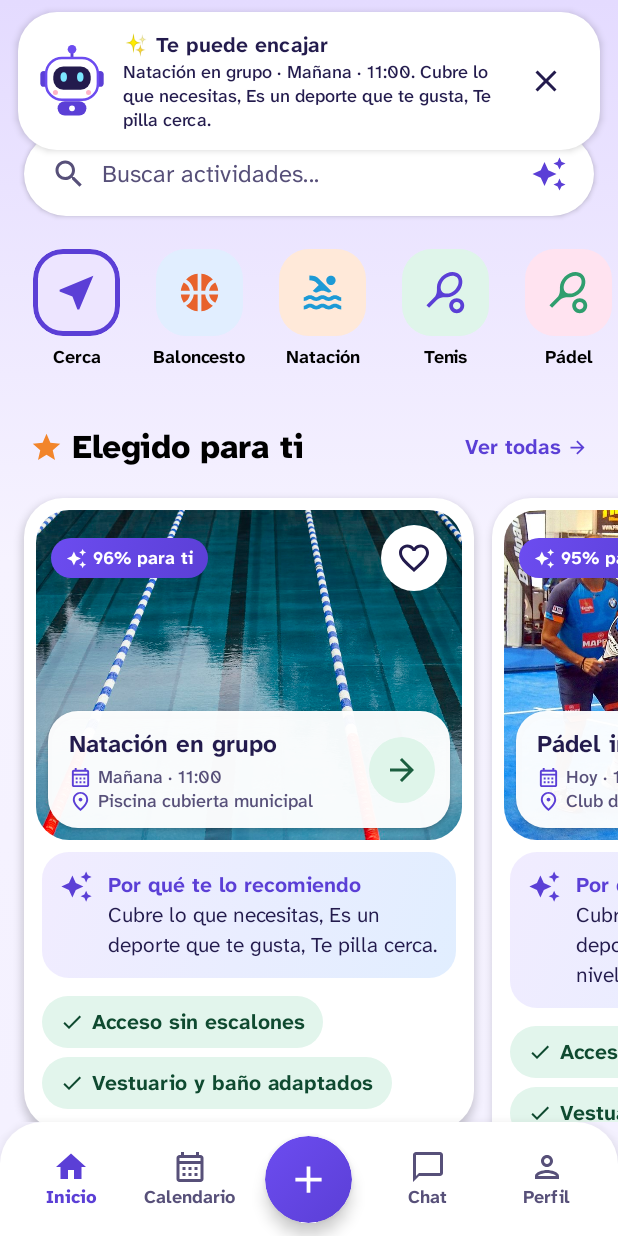
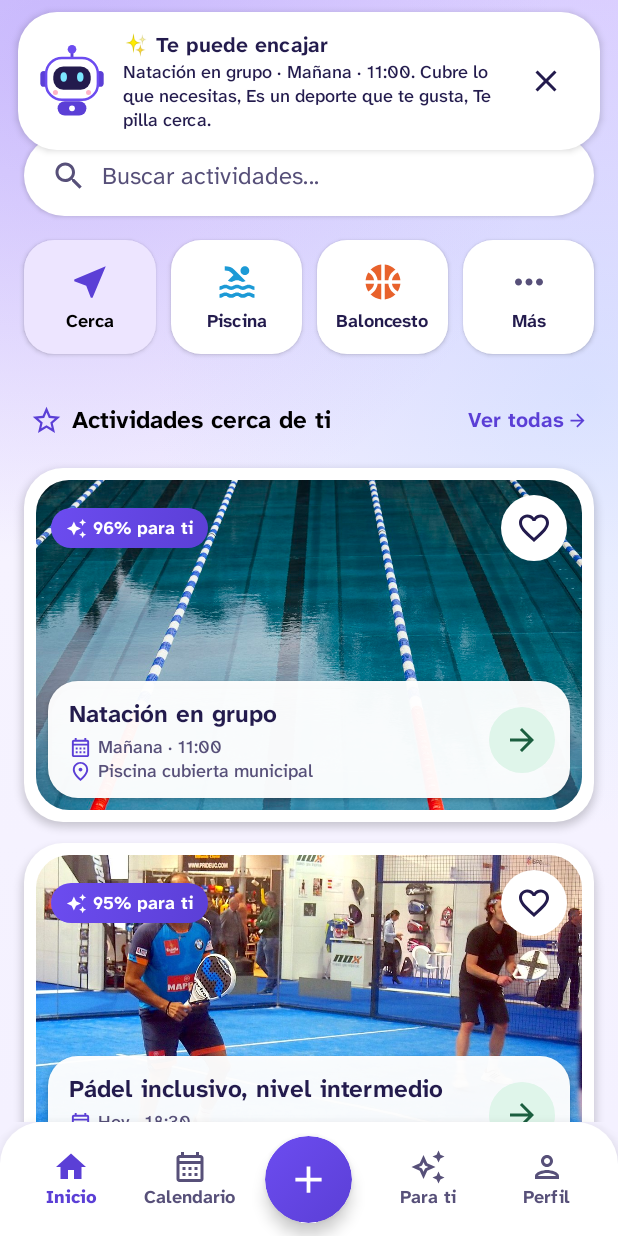
Before and after one commit to javierromeo1612/fit-in-ia, an Android app built with Jetpack Compose: the screen it shows after launch (MainActivity), after a tap on "Volver", on a phone screen of 412 x 824 dp. Run offline under Robolectric (Android 15) with nearby library versions, the phone set to English and light mode, and no system bars; 1 statement that could not run was skipped; 1 other tap on this screen came first.

Commit message:
Sin chat, pestaña Para ti y pantallas como el diseño

```diff
--- a/app/src/main/java/com/marbellup/fitin/MainActivity.kt
+++ b/app/src/main/java/com/marbellup/fitin/MainActivity.kt
@@ -36,10 +36,10 @@ import com.marbellup.fitin.ui.screens.ActivityScreen
 import com.marbellup.fitin.ui.screens.AiSearchScreen
 import com.marbellup.fitin.ui.screens.CalendarScreen
 import com.marbellup.fitin.ui.screens.CelebrationScreen
-import com.marbellup.fitin.ui.screens.ChatScreen
 import com.marbellup.fitin.ui.screens.CompanyScreen
 import com.marbellup.fitin.ui.screens.CouncilScreen
 import com.marbellup.fitin.ui.screens.CreateScreen
+import com.marbellup.fitin.ui.screens.ForYouScreen
 import com.marbellup.fitin.ui.screens.HomeScreen
 import com.marbellup.fitin.ui.screens.ModelScreen
 import com.marbellup.fitin.ui.screens.NotificationsScreen
@@ -124,7 +124,7 @@ private fun App(state: AppState) {
             step is Step.Model -> ModelScreen(state)
             state.tab == Tab.Inicio -> HomeScreen(state, tabs)
             state.tab == Tab.Calendario -> CalendarScreen(state, tabs)
-            state.tab == Tab.Chat -> ChatScreen(state, tabs)
+            state.tab == Tab.ParaTi -> ForYouScreen(state, tabs)
             else -> ProfileScreen(state, tabs)
         }
 
--- a/app/src/main/java/com/marbellup/fitin/data/Ai.kt
+++ b/app/src/main/java/com/marbellup/fitin/data/Ai.kt
@@ -1,7 +1,7 @@
 package com.marbellup.fitin.data
 
 /*
- * Tipos auxiliares de la IA del móvil: avisos y mensajes del asistente.
+ * Tipos auxiliares de la IA del móvil: avisos.
  * La IA no interpreta texto libre: todo se elige con opciones, para que el modelo reciba datos limpios.
  */
 
@@ -18,9 +18,3 @@ data class AppNotification(
     /** Probabilidad de encaje que calculó el modelo. */
     val compat: Double?,
 )
-
-data class ChatMessage(
-    val fromUser: Boolean,
-    val text: String,
-    val recommendations: List<Scored> = emptyList(),
-)
--- a/app/src/main/java/com/marbellup/fitin/ui/Kit.kt
+++ b/app/src/main/java/com/marbellup/fitin/ui/Kit.kt
@@ -19,6 +19,7 @@ import androidx.compose.runtime.*
 import androidx.compose.ui.Alignment
 import androidx.compose.ui.Modifier
 import androidx.compose.ui.draw.clip
+import androidx.compose.ui.draw.drawBehind
 import androidx.compose.ui.geometry.CornerRadius
 import androidx.compose.ui.geometry.Offset
 import androidx.compose.ui.geometry.Size
@@ -55,10 +56,19 @@ import com.marbellup.fitin.ui.theme.LocalExtra
 @Composable
 fun GradientBackground(modifier: Modifier = Modifier, content: @Composable BoxScope.() -> Unit) {
     val x = LocalExtra.current
+    val blobA = x.hero.copy(alpha = 0.18f)
+    val blobB = Color(0xFF8EC5FF).copy(alpha = 0.22f)
     Box(
         modifier
             .fillMaxSize()
-            .background(Brush.verticalGradient(listOf(x.gradientTop, x.gradientBottom, MaterialTheme.colorScheme.background))),
+            .background(Brush.verticalGradient(listOf(x.gradientTop, x.gradientBottom, MaterialTheme.colorScheme.background)))
+            // Manchas de luz lila y azul, como el fondo de la referencia.
+            .drawBehind {
+                drawCircle(Brush.radialGradient(listOf(blobA, Color.Transparent), center = Offset(size.width * 0.1f, size.height * 0.05f),
+                    radius = size.width * 0.8f), radius = size.width * 0.8f, center = Offset(size.width * 0.1f, size.height * 0.05f))
+                drawCircle(Brush.radialGradient(listOf(blobB, Color.Transparent), center = Offset(size.width * 0.95f, size.height * 0.35f),
+                    radius = size.width * 0.7f), radius = size.width * 0.7f, center = Offset(size.width * 0.95f, size.height * 0.35f))
+            },
         content = content,
     )
 }
@@ -352,7 +362,7 @@ fun FitInBottomBar(state: AppState) {
                     }
                 }
             }
-            TabItem(state, Tab.Chat, Icons.Filled.ChatBubble, Icons.Outlined.ChatBubbleOutline)
+            TabItem(state, Tab.ParaTi, Icons.Filled.AutoAwesome, Icons.Outlined.AutoAwesome)
             TabItem(state, Tab.Perfil, Icons.Filled.Person, Icons.Outlined.Person)
         }
     }
--- a/app/src/main/java/com/marbellup/fitin/ui/screens/HomeScreen.kt
+++ b/app/src/main/java/com/marbellup/fitin/ui/screens/HomeScreen.kt
@@ -1,9 +1,8 @@
 package com.marbellup.fitin.ui.screens
 
 import androidx.compose.foundation.background
+import androidx.compose.foundation.clickable
 import androidx.compose.foundation.layout.*
-import androidx.compose.foundation.lazy.LazyRow
-import androidx.compose.foundation.lazy.items
 import androidx.compose.foundation.rememberScrollState
 import androidx.compose.foundation.shape.RoundedCornerShape
 import androidx.compose.foundation.verticalScroll
@@ -17,9 +16,11 @@ import androidx.compose.ui.Alignment
 import androidx.compose.ui.Modifier
 import androidx.compose.ui.draw.clip
 import androidx.compose.ui.graphics.Color
+import androidx.compose.ui.graphics.vector.ImageVector
 import androidx.compose.ui.semantics.Role
 import androidx.compose.ui.semantics.heading
 import androidx.compose.ui.semantics.role
+import androidx.compose.ui.semantics.selected
 import androidx.compose.ui.semantics.semantics
 import androidx.compose.ui.unit.dp
 import com.marbellup.fitin.AppState
@@ -27,7 +28,6 @@ import com.marbellup.fitin.Step
 import com.marbellup.fitin.Tab
 import com.marbellup.fitin.data.Sport
 import com.marbellup.fitin.ui.ActivityPhotoCard
-import com.marbellup.fitin.ui.CategoryTile
 import com.marbellup.fitin.ui.ExampleNote
 import com.marbellup.fitin.ui.GlassCard
 import com.marbellup.fitin.ui.GradientBackground
@@ -37,101 +37,98 @@ import com.marbellup.fitin.ui.icon
 import com.marbellup.fitin.ui.theme.LocalExtra
 import com.marbellup.fitin.ui.tint
 
-/** Pantalla 2 de la referencia: saludo, buscador con IA, categorías y actividades cerca. */
+/**
+ * Inicio, calcado de la referencia: saludo y campana, buscador, cuatro accesos rápidos,
+ * «Actividades cerca de ti» (ordenadas por la IA) y la tarjeta de ayuda con la mascota.
+ */
 @Composable
 fun HomeScreen(state: AppState, bottomBar: @Composable () -> Unit) {
     val x = LocalExtra.current
-    // Todo lo ordena el modelo de IA del móvil.
     val ranked = state.ranked()
-    val recs = ranked.filter { it.activity.id !in state.joined }
-    val nearby = ranked.filter { state.sport == null || it.activity.sport == state.sport }
+    val list = ranked.filter { state.sport == null || it.activity.sport == state.sport }
 
     Scaffold(containerColor = Color.Transparent, contentWindowInsets = WindowInsets(0, 0, 0, 0), bottomBar = bottomBar) { padding ->
         GradientBackground(Modifier.padding(padding)) {
-            Column(Modifier.fillMaxSize().statusBarsPadding().verticalScroll(rememberScrollState())) {
-                // Saludo + campana
-                Row(Modifier.padding(start = 20.dp, end = 16.dp, top = 16.dp), verticalAlignment = Alignment.CenterVertically) {
+            Column(Modifier.fillMaxSize().statusBarsPadding().verticalScroll(rememberScrollState()).padding(bottom = 16.dp)) {
+                // Hola, Lucía 👋 + campana
+                Row(Modifier.padding(start = 20.dp, end = 16.dp, top = 18.dp), verticalAlignment = Alignment.CenterVertically) {
                     Column(Modifier.weight(1f)) {
                         Text("Hola, ${state.userName} 👋", style = MaterialTheme.typography.headlineSmall,
                             modifier = Modifier.semantics { heading() })
                         Text("¿Qué te apetece hacer hoy?", style = MaterialTheme.typography.bodyLarge,
                             color = MaterialTheme.colorScheme.onSurfaceVariant)
                     }
-                    RoundIconButton(Icons.Outlined.Notifications, "Notificaciones", badge = state.unread) {
-                        state.open(Step.Notifications)
-                    }
+                    RoundIconButton(Icons.Outlined.Notifications, "Avisos", badge = state.unread) { state.open(Step.Notifications) }
                 }
 
-                // Buscador: abre la búsqueda en lenguaje natural
+                // Buscador en píldora
                 Surface(
-                    onClick = { state.open(Step.AiSearch) },
+                    onClick = { state.tab = Tab.ParaTi },
                     shape = RoundedCornerShape(50),
                     color = x.card,
                     shadowElevation = 2.dp,
-                    modifier = Modifier.padding(horizontal = 16.dp, vertical = 16.dp).fillMaxWidth().heightIn(min = 56.dp),
+                    modifier = Modifier.padding(horizontal = 16.dp, vertical = 16.dp).fillMaxWidth().heightIn(min = 54.dp),
                 ) {
                     Row(Modifier.padding(horizontal = 18.dp), verticalAlignment = Alignment.CenterVertically) {
                         Icon(Icons.Filled.Search, contentDescription = null, tint = MaterialTheme.colorScheme.onSurfaceVariant)
                         Spacer(Modifier.width(10.dp))
                         Text("Buscar actividades…", style = MaterialTheme.typography.bodyLarge,
-                            color = MaterialTheme.colorScheme.onSurfaceVariant, modifier = Modifier.weight(1f))
-                        Icon(Icons.Filled.AutoAwesome, contentDescription = "Recomendaciones con IA", tint = MaterialTheme.colorScheme.primary)
+                            color = MaterialTheme.colorScheme.onSurfaceVariant)
                     }
                 }
 
-                // Categorías
-                LazyRow(contentPadding = PaddingValues(horizontal = 12.dp), horizontalArrangement = Arrangement.spacedBy(4.dp)) {
-                    item {
-                        CategoryTile("Cerca", Icons.Filled.NearMe, MaterialTheme.colorScheme.primary, x.lilac, state.sport == null) {
-                            state.sport = null
-                        }
+                // Cuatro accesos rápidos en mosaicos blancos, como en la referencia
+                Row(Modifier.padding(horizontal = 16.dp), horizontalArrangement = Arrangement.spacedBy(10.dp)) {
+                    QuickTile("Cerca", Icons.Filled.NearMe, MaterialTheme.colorScheme.primary, state.sport == null, Modifier.weight(1f)) {
+                        state.sport = null
                     }
-                    val pastel = listOf(x.sky, x.peach, x.mint, x.pink, x.lilac)
-                    items(Sport.entries.toList()) { s ->
-                        CategoryTile(s.label, s.icon, s.tint, pastel[s.ordinal % pastel.size], state.sport == s) {
-                            state.sport = if (state.sport == s) null else s
-                        }
+                    QuickTile("Piscina", Sport.Natacion.icon, Sport.Natacion.tint, state.sport == Sport.Natacion, Modifier.weight(1f)) {
+                        state.sport = if (state.sport == Sport.Natacion) null else Sport.Natacion
                     }
-                    item {
-                        CategoryTile("Más", Icons.Filled.MoreHoriz, MaterialTheme.colorScheme.primary, x.card, false) {
-                            state.open(Step.AiSearch)
-                        }
+                    QuickTile("Baloncesto", Sport.Baloncesto.icon, Sport.Baloncesto.tint, state.sport == Sport.Baloncesto, Modifier.weight(1f)) {
+                        state.sport = if (state.sport == Sport.Baloncesto) null else Sport.Baloncesto
+                    }
+                    QuickTile("Más", Icons.Filled.MoreHoriz, MaterialTheme.colorScheme.onSurfaceVariant, false, Modifier.weight(1f)) {
+                        state.tab = Tab.ParaTi
                     }
                 }
 
-                // Recomendado por la IA
-                if (recs.isNotEmpty()) {
-                    SectionTitle("Elegido para ti", "Ver todas") { state.open(Step.AiSearch) }
-                    LazyRow(contentPadding = PaddingValues(horizontal = 16.dp), horizontalArrangement = Arrangement.spacedBy(12.dp)) {
-                        items(recs.take(4)) { rec ->
-                            ActivityPhotoCard(rec.activity, state, rec, Modifier.width(300.dp), showReason = true)
-                        }
+                // ⭐ Actividades cerca de ti · Ver todas →
+                Row(Modifier.fillMaxWidth().padding(start = 20.dp, end = 8.dp, top = 20.dp, bottom = 8.dp),
+                    verticalAlignment = Alignment.CenterVertically) {
+                    Icon(Icons.Outlined.StarOutline, contentDescription = null, tint = MaterialTheme.colorScheme.primary,
+                        modifier = Modifier.size(22.dp))
+                    Spacer(Modifier.width(6.dp))
+                    Text(if (state.sport == null) "Actividades cerca de ti" else state.sport!!.label,
+                        style = MaterialTheme.typography.titleMedium, modifier = Modifier.weight(1f).semantics { heading() })
+                    TextButton(onClick = { state.tab = Tab.ParaTi }, modifier = Modifier.heightIn(min = 48.dp)) {
+                        Text("Ver todas", style = MaterialTheme.typography.labelLarge)
+                        Icon(Icons.AutoMirrored.Filled.ArrowForward, contentDescription = null,
+                            modifier = Modifier.size(16.dp).padding(start = 2.dp))
                     }
                 }
-
-                SectionTitle(if (state.sport == null) "Actividades cerca de ti" else state.sport!!.label, null) {}
                 Column(Modifier.padding(horizontal = 16.dp), verticalArrangement = Arrangement.spacedBy(14.dp)) {
-                    if (nearby.isEmpty()) {
-                        Text("No hay actividades de este deporte. Pídeselo a la IA y crea un grupo.",
-                            style = MaterialTheme.typography.bodyLarge)
+                    if (list.isEmpty()) {
+                        Text("No hay actividades con plazas de este deporte ahora mismo.", style = MaterialTheme.typography.bodyLarge)
                     }
-                    for (m in nearby.take(8)) {
-                        ActivityPhotoCard(m.activity, state, m, showReason = false)
-                    }
+                    for (r in list.take(6)) ActivityPhotoCard(r.activity, state, r, showReason = false)
                 }
 
-                // ¿Necesitas ayuda? Pregúntale a Fit-In
-                GlassCard(Modifier.padding(16.dp), color = x.lilac, onClick = { state.tab = Tab.Chat }) {
-                    Row(Modifier.padding(16.dp).semantics(mergeDescendants = true) { role = Role.Button },
+                // ¿Necesitas ayuda? → recomendaciones de la IA
+                GlassCard(Modifier.padding(16.dp), color = x.lilac, onClick = { state.tab = Tab.ParaTi }) {
+                    Row(Modifier.padding(start = 18.dp, end = 12.dp, top = 12.dp, bottom = 12.dp)
+                        .semantics(mergeDescendants = true) { role = Role.Button },
                         verticalAlignment = Alignment.CenterVertically) {
                         Column(Modifier.weight(1f)) {
                             Text("¿Necesitas ayuda?", style = MaterialTheme.typography.titleMedium)
-                            Text("Pregúntale a Fit-In", style = MaterialTheme.typography.bodyMedium,
-                                color = MaterialTheme.colorScheme.onSurfaceVariant)
+                            Row(verticalAlignment = Alignment.CenterVertically) {
+                                Text("Pregúntale a Fit-In", style = MaterialTheme.typography.bodyMedium,
+                                    color = MaterialTheme.colorScheme.onSurfaceVariant)
+                                Icon(Icons.AutoMirrored.Filled.ArrowForward, contentDescription = null,
+                                    tint = MaterialTheme.colorScheme.primary, modifier = Modifier.size(18.dp).padding(start = 4.dp))
+                            }
                         }
-                        Icon(Icons.AutoMirrored.Filled.ArrowForward, contentDescription = null, tint = MaterialTheme.colorScheme.primary)
-                        Spacer(Modifier.width(8.dp))
-                        Mascot(60.dp)
+                        Mascot(64.dp)
                     }
                 }
                 ExampleNote("Actividades de ejemplo para la demo · Fotos: Unsplash")
@@ -140,17 +137,36 @@ fun HomeScreen(state: AppState, bottomBar: @Composable () -> Unit) {
     }
 }
 
+/** Acceso rápido: mosaico blanco con icono y texto debajo (dentro del mosaico), como en la referencia. */
+@Composable
+private fun QuickTile(label: String, icon: ImageVector, tint: Color, selected: Boolean, modifier: Modifier, onClick: () -> Unit) {
+    Surface(
+        onClick = onClick,
+        shape = RoundedCornerShape(20.dp),
+        color = if (selected) LocalExtra.current.lilac else LocalExtra.current.card,
+        shadowElevation = 2.dp,
+        modifier = modifier.heightIn(min = 76.dp).semantics { role = Role.Tab; this.selected = selected },
+    ) {
+        Column(Modifier.padding(vertical = 10.dp), horizontalAlignment = Alignment.CenterHorizontally,
+            verticalArrangement = Arrangement.Center) {
+            Icon(icon, contentDescription = null, tint = tint, modifier = Modifier.size(28.dp))
+            Text(label, style = MaterialTheme.typography.labelMedium, maxLines = 1, modifier = Modifier.padding(top = 4.dp))
+        }
+    }
+}
+
+/** Cabecera de sección reutilizada por otras pantallas. */
 @Composable
 internal fun SectionTitle(title: String, action: String?, onAction: () -> Unit) {
     Row(Modifier.fillMaxWidth().padding(start = 20.dp, end = 8.dp, top = 22.dp, bottom = 10.dp),
         verticalAlignment = Alignment.CenterVertically) {
-        Icon(Icons.Filled.Star, contentDescription = null, tint = LocalExtra.current.flame, modifier = Modifier.size(22.dp))
+        Icon(Icons.Outlined.StarOutline, contentDescription = null, tint = MaterialTheme.colorScheme.primary, modifier = Modifier.size(22.dp))
         Spacer(Modifier.width(6.dp))
-        Text(title, style = MaterialTheme.typography.titleLarge, modifier = Modifier.weight(1f).semantics { heading() })
+        Text(title, style = MaterialTheme.typography.titleMedium, modifier = Modifier.weight(1f).semantics { heading() })
         if (action != null) {
             TextButton(onClick = onAction, modifier = Modifier.heightIn(min = 48.dp)) {
-                Text(action, style = MaterialTheme.typography.titleSmall)
-                Icon(Icons.AutoMirrored.Filled.ArrowForward, contentDescription = null, modifier = Modifier.size(18.dp).padding(start = 4.dp))
+                Text(action, style = MaterialTheme.typography.labelLarge)
+                Icon(Icons.AutoMirrored.Filled.ArrowForward, contentDescription = null, modifier = Modifier.size(16.dp).padding(start = 2.dp))
             }
         }
     }
--- a/app/src/main/java/com/marbellup/fitin/ui/screens/ProfileScreen.kt
+++ b/app/src/main/java/com/marbellup/fitin/ui/screens/ProfileScreen.kt
@@ -43,7 +43,9 @@ fun ProfileScreen(state: AppState, bottomBar: @Composable () -> Unit) {
         GradientBackground(Modifier.padding(padding)) {
             Column(Modifier.fillMaxSize().statusBarsPadding().verticalScroll(rememberScrollState()).padding(bottom = 24.dp),
                 horizontalAlignment = Alignment.CenterHorizontally) {
-                Spacer(Modifier.height(20.dp))
+                Row(Modifier.fillMaxWidth().padding(top = 12.dp, end = 16.dp), horizontalArrangement = Arrangement.End) {
+                    com.marbellup.fitin.ui.RoundIconButton(Icons.Filled.Settings, "Mis preferencias") { state.open(Step.AiSearch) }
+                }
                 Box {
                     Avatar("${state.userName} García", size = 104.dp)
                     Box(
--- a/app/src/main/java/com/marbellup/fitin/ui/theme/Theme.kt
+++ b/app/src/main/java/com/marbellup/fitin/ui/theme/Theme.kt
@@ -85,7 +85,7 @@ private val LightExtra = ExtraColors(
     tileSelected = Color(0xFF6C4CF0),
     hero = Color(0xFF6C4CF0),
     flame = Color(0xFFF2852B),
-    gradientTop = Color(0xFFE4DBFF),
+    gradientTop = Color(0xFFDCCFFF),
     gradientBottom = Color(0xFFF6F3FF),
     lilac = Color(0xFFEDE5FF),
     sky = Color(0xFFE1EEFF),
```
Also changed, not shown: app/src/main/java/com/marbellup/fitin/AppState.kt (+1 -50 lines), app/src/main/java/com/marbellup/fitin/ui/screens/ActivityScreen.kt (+12 -20 lines), app/src/main/java/com/marbellup/fitin/ui/screens/ChatScreen.kt (deleted, +0 -150 lines), app/src/main/java/com/marbellup/fitin/ui/screens/CreateScreen.kt (+19 -19 lines), app/src/main/java/com/marbellup/fitin/ui/screens/ForYouScreen.kt (added, +110 -0 lines), 1 other file.
